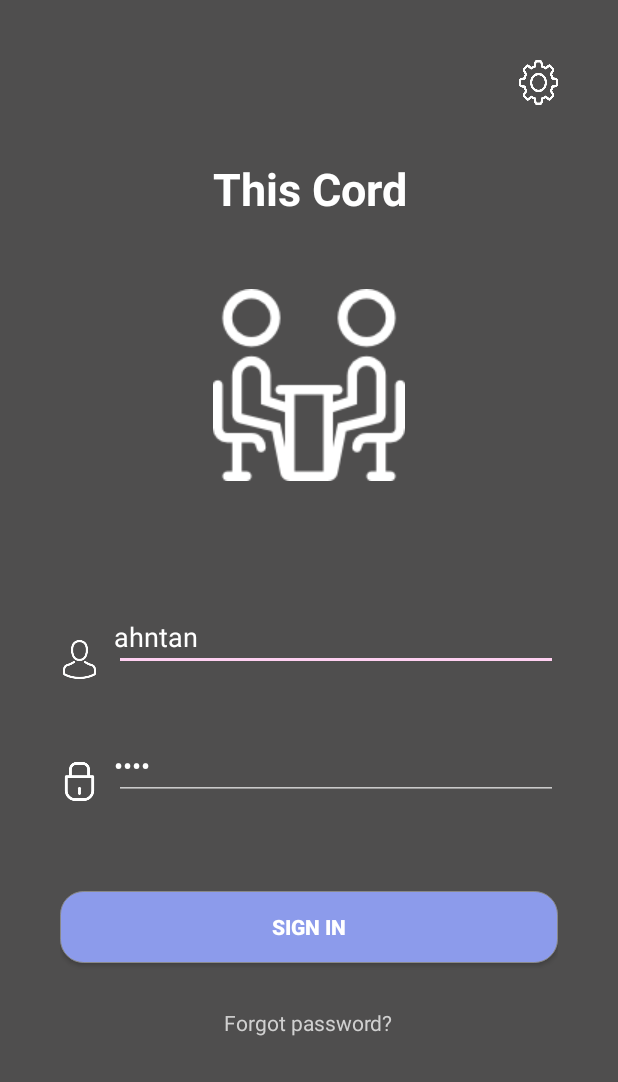
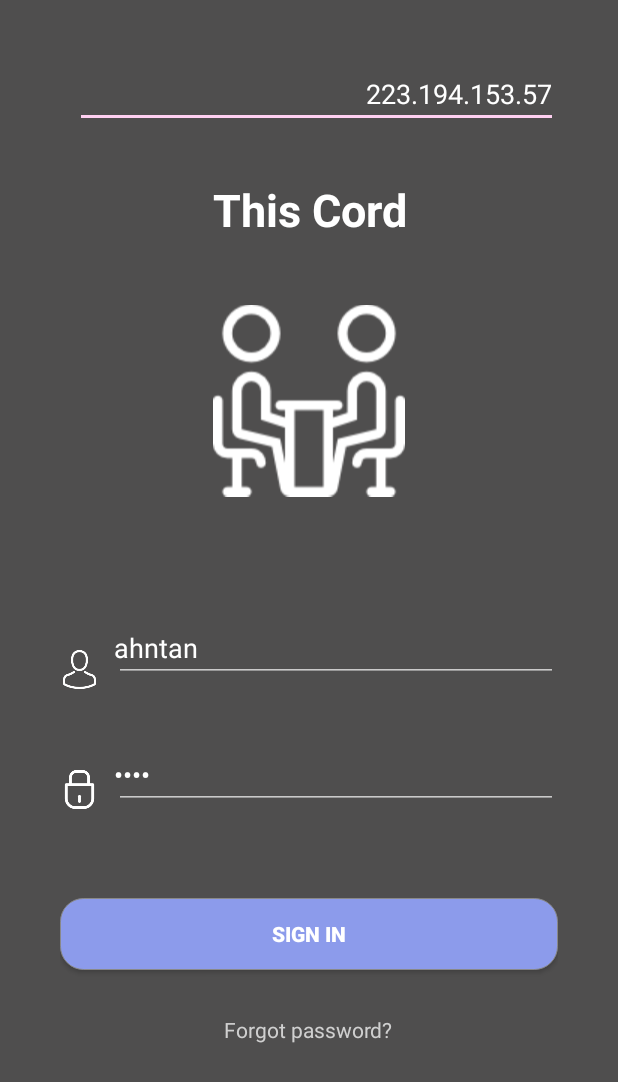
Before and after one commit to AhnTan/ThisCord, an Android app: the screen it shows after launch (LoginActivity), on a phone screen of 412 x 824 dp. Shown: the top 1082 px of the screen. Run offline under Robolectric (Android 15) with nearby library versions, the phone set to English and light mode, and no system bars.

Commit message:
IP 입력창 추가

```diff
--- a/app/src/main/java/com/example/thiscord/LoginActivity.java
+++ b/app/src/main/java/com/example/thiscord/LoginActivity.java
@@ -28,14 +28,14 @@ public class LoginActivity extends AppCompatActivity {
     public static DataOutputStream dos;
     public static OutputStream os;
 
-    private Button SetButton;
+    private EditText IPText;
     private EditText IDText;
     private EditText PWDText;
     private Button LoginButton;
 
     private SharedPreferences sharedPreferences;
     private SharedPreferences.Editor editor;
-    private String ip ="223.194.159.58";
+    private String ip ="223.194.153.57";
     //private String ip = "10.0.2.2";   // 안드로이드 에뮬레이터에서는 localhost가 아니라 10.0.2.2로 접근!!
 
     private int port =30000;
@@ -57,7 +57,7 @@ public class LoginActivity extends AppCompatActivity {
         IDText = (EditText)findViewById(R.id.username);
         PWDText = (EditText)findViewById(R.id.password);
         LoginButton = (Button)findViewById(R.id.loginbutton);
-        SetButton = (Button)findViewById(R.id.settingButton);
+        IPText = (EditText)findViewById(R.id.ipAddress);
         LoginButton.setOnClickListener(new View.OnClickListener() {
             @Override
             public void onClick(View v) {
@@ -66,15 +66,11 @@ public class LoginActivity extends AppCompatActivity {
                 // SharedPreference를 통해 아이디를 저장(다른 곳에서도 쓰기 위하여)
 
                 login_pwd = PWDText.getText().toString();
+                ip = IPText.getText().toString();
                 connectServer();
             }
         });
-        SetButton.setOnClickListener(new View.OnClickListener() {
-            @Override
-            public void onClick(View v) {
 
-            }
-        });
     }
 
     public void connectServer(){
--- a/app/src/main/res/layout/activity_login.xml
+++ b/app/src/main/res/layout/activity_login.xml
@@ -9,14 +9,20 @@
     android:background="#4f4e4e"
     android:weightSum="1">
 
-    <Button
-
-        android:id="@+id/settingButton"
-        android:layout_width="26dp"
-        android:layout_height="30dp"
-        android:layout_gravity="right"
-        android:background="@drawable/setting"
-        />
+    <EditText
+        android:id="@+id/ipAddress"
+        android:text="223.194.153.57"
+        android:textAlignment="textEnd"
+        android:layout_width="match_parent"
+        android:layout_height="wrap_content"
+        android:layout_marginLeft="10dp"
+        android:drawablePadding="5dp"
+        android:ems="5"
+        android:hint="IP Address"
+        android:inputType="text"
+        android:paddingLeft="0dp"
+        android:textColor="#ffffff"
+        android:textColorHint="#999" />
     <LinearLayout
         android:paddingTop="20dp"
         android:layout_width="match_parent"
```
